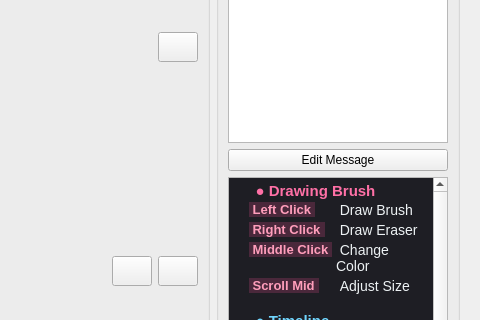
Qt form interface/CommentEditor.ui (tonmaiart/UkoreShot) before a commit; both pictures show x 784 to 1264 and y 205 to 525 of the 1264 by 798 pixel window.
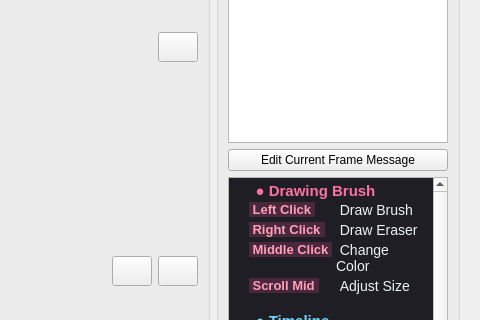
The same form after that commit.

```diff
--- a/interface/CommentEditor.ui
+++ b/interface/CommentEditor.ui
@@ -351,7 +351,7 @@
              <item row="1" column="0">
               <widget class="QPushButton" name="pushButton_edit_message">
                <property name="text">
-                <string>Edit Message</string>
+                <string>Edit Current Frame Message</string>
                </property>
               </widget>
              </item>
```
